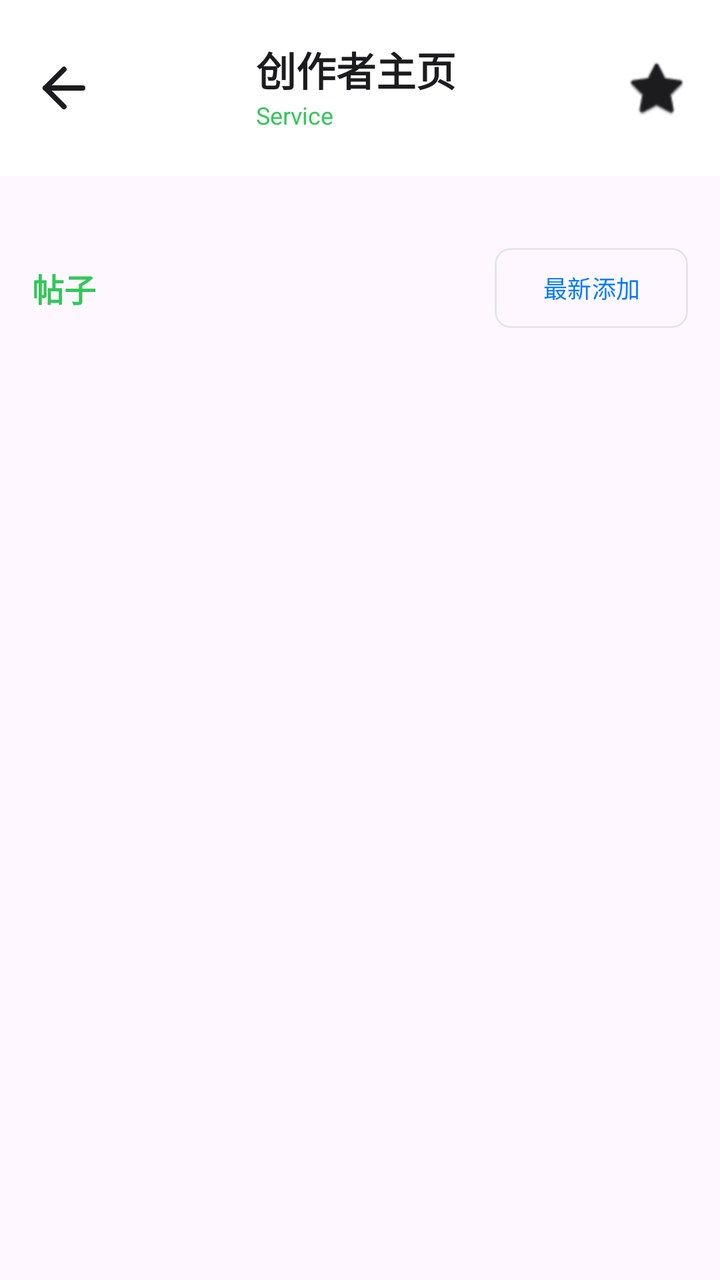
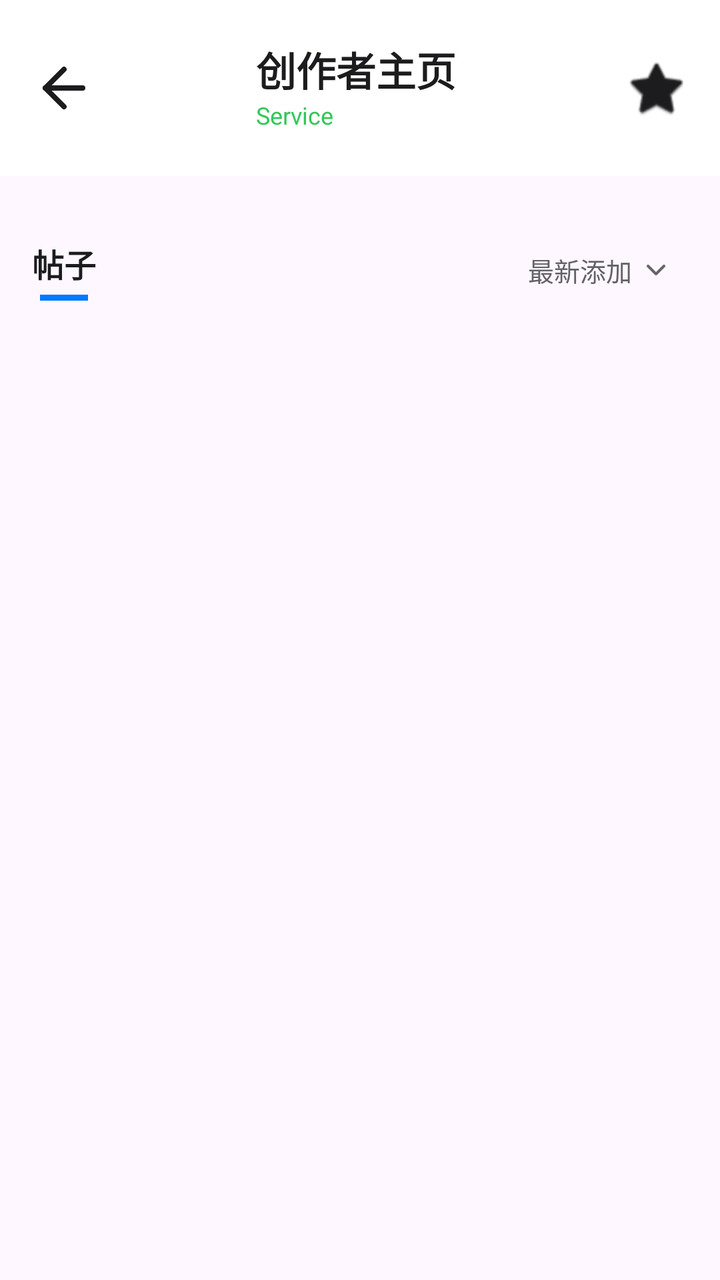

The first picture is an Android layout as it rendered before a commit; the second is the same layout after the commit. The layout source and the unified diff follow.
<!-- AndroidManifest.xml: application theme Theme.Pawchive -->
<!-- res/layout/fragment_creator_profile.xml -->
<?xml version="1.0" encoding="utf-8"?>
<androidx.constraintlayout.widget.ConstraintLayout xmlns:android="http://schemas.android.com/apk/res/android"
    xmlns:app="http://schemas.android.com/apk/res-auto"
    xmlns:tools="http://schemas.android.com/tools"
    android:layout_width="match_parent"
    android:layout_height="match_parent"
    android:background="?android:attr/colorBackground">

    
    <androidx.constraintlayout.widget.ConstraintLayout
        android:id="@+id/header_layout"
        android:layout_width="match_parent"
        android:layout_height="wrap_content"
        android:background="?attr/colorSurface"
        android:padding="16dp"
        app:layout_constraintTop_toTopOf="parent">

        <ImageView
            android:id="@+id/btn_back"
            android:layout_width="32dp"
            android:layout_height="32dp"
            android:src="@drawable/ic_arrow_back"
            android:contentDescription="@string/back"
            app:tint="?attr/colorOnSurface"
            app:layout_constraintStart_toStartOf="parent"
            app:layout_constraintTop_toTopOf="parent"
            app:layout_constraintBottom_toBottomOf="parent" />

        <ImageView
            android:id="@+id/iv_creator_avatar"
            android:layout_width="56dp"
            android:layout_height="56dp"
            android:scaleType="centerCrop"
            android:layout_marginStart="12dp"
            app:layout_constraintStart_toEndOf="@+id/btn_back"
            app:layout_constraintTop_toTopOf="parent"
            app:layout_constraintBottom_toBottomOf="parent" />

        <TextView
            android:id="@+id/tv_creator_title"
            android:layout_width="0dp"
            android:layout_height="wrap_content"
            android:layout_marginStart="12dp"
            android:textColor="?attr/colorOnSurface"
            android:textSize="20sp"
            android:textStyle="bold"
            android:text="@string/creator_profile"
            app:layout_constraintEnd_toStartOf="@+id/btn_creator_bookmark"
            app:layout_constraintStart_toEndOf="@+id/iv_creator_avatar"
            app:layout_constraintTop_toTopOf="parent"
            android:layout_marginTop="4dp" />

        <TextView
            android:id="@+id/tv_creator_service"
            android:layout_width="wrap_content"
            android:layout_height="wrap_content"
            android:textColor="?attr/colorSecondary"
            android:textSize="12sp"
            android:text="Service"
            app:layout_constraintStart_toStartOf="@+id/tv_creator_title"
            app:layout_constraintTop_toBottomOf="@+id/tv_creator_title" />

        <ImageView
            android:id="@+id/btn_creator_bookmark"
            android:layout_width="32dp"
            android:layout_height="32dp"
            android:src="@android:drawable/btn_star_big_off"
            android:contentDescription="@string/bookmark_creator_description"
            app:tint="?attr/colorOnSurface"
            app:layout_constraintEnd_toEndOf="parent"
            app:layout_constraintTop_toTopOf="parent"
            app:layout_constraintBottom_toBottomOf="parent" />

    </androidx.constraintlayout.widget.ConstraintLayout>

    
    <androidx.core.widget.NestedScrollView
        android:layout_width="match_parent"
        android:layout_height="0dp"
        app:layout_constraintBottom_toBottomOf="parent"
        app:layout_constraintTop_toBottomOf="@+id/header_layout">

        <LinearLayout
            android:layout_width="match_parent"
            android:layout_height="wrap_content"
            android:orientation="vertical">

            
            <TextView
                android:id="@+id/tv_announcements_header"
                android:layout_width="match_parent"
                android:layout_height="wrap_content"
                android:paddingHorizontal="16dp"
                android:paddingTop="16dp"
                android:textColor="?attr/colorPrimary"
                android:textSize="16sp"
                android:textStyle="bold"
                android:text="@string/announcements"
                android:visibility="gone" />

            <LinearLayout
                android:id="@+id/layout_announcements"
                android:layout_width="match_parent"
                android:layout_height="wrap_content"
                android:orientation="vertical"
                android:paddingHorizontal="16dp"
                android:paddingTop="8dp" />

            
            <TextView
                android:id="@+id/tv_links_header"
                android:layout_width="match_parent"
                android:layout_height="wrap_content"
                android:paddingHorizontal="16dp"
                android:paddingTop="16dp"
                android:textColor="?attr/colorPrimary"
                android:textSize="16sp"
                android:textStyle="bold"
                android:text="@string/linked_accounts"
                android:visibility="gone" />

            <LinearLayout
                android:id="@+id/layout_links"
                android:layout_width="match_parent"
                android:layout_height="wrap_content"
                android:orientation="vertical"
                android:paddingHorizontal="16dp"
                android:paddingTop="8dp" />

            
            <LinearLayout
                android:layout_width="match_parent"
                android:layout_height="wrap_content"
                android:orientation="horizontal"
                android:gravity="center_vertical"
                android:paddingHorizontal="16dp"
                android:paddingTop="16dp">

                <TextView
                    android:layout_width="0dp"
                    android:layout_height="wrap_content"
                    android:layout_weight="1"
                    android:textColor="?attr/colorSecondary"
                    android:textSize="16sp"
                    android:textStyle="bold"
                    android:text="@string/posts" />

                <com.google.android.material.button.MaterialButton
                    android:id="@+id/btn_sort"
                    style="@style/Widget.Material3.Button.OutlinedButton"
                    android:layout_width="wrap_content"
                    android:layout_height="wrap_content"
                    android:text="@string/sort_newest_added"
                    android:textSize="12sp"
                    app:cornerRadius="8dp" />
            </LinearLayout>

            <androidx.recyclerview.widget.RecyclerView
                android:id="@+id/rv_creator_posts"
                android:layout_width="match_parent"
                android:layout_height="wrap_content"
                android:clipToPadding="false"
                android:padding="8dp"
                android:nestedScrollingEnabled="false" />

            
            <com.google.android.material.button.MaterialButton
                android:id="@+id/btn_load_more"
                android:layout_width="match_parent"
                android:layout_height="wrap_content"
                android:layout_marginHorizontal="16dp"
                android:layout_marginVertical="8dp"
                android:text="@string/load_more"
                android:visibility="gone"
                app:cornerRadius="12dp" />

        </LinearLayout>
    </androidx.core.widget.NestedScrollView>

    <ProgressBar
        android:id="@+id/progress_bar"
        android:layout_width="wrap_content"
        android:layout_height="wrap_content"
        android:visibility="gone"
        app:layout_constraintBottom_toBottomOf="parent"
        app:layout_constraintEnd_toEndOf="parent"
        app:layout_constraintStart_toStartOf="parent"
        app:layout_constraintTop_toBottomOf="@+id/header_layout" />

</androidx.constraintlayout.widget.ConstraintLayout>
<!-- resources referenced by this layout -->
<resources>
  <!-- drawable ic_arrow_back (drawable) -->
  <?xml version="1.0" encoding="utf-8"?>
  <vector xmlns:android="http://schemas.android.com/apk/res/android"
      android:width="24dp"
      android:height="24dp"
      android:viewportWidth="24"
      android:viewportHeight="24">
      <path
          android:fillColor="@android:color/transparent"
          android:strokeColor="?attr/colorControlNormal"
          android:strokeWidth="2"
          android:strokeLineCap="round"
          android:strokeLineJoin="round"
          android:pathData="m12 19-7-7 7-7" />
      <path
          android:fillColor="@android:color/transparent"
          android:strokeColor="?attr/colorControlNormal"
          android:strokeWidth="2"
          android:strokeLineCap="round"
          android:strokeLineJoin="round"
          android:pathData="M19 12H5" />
  </vector>
  <string name="announcements">公告</string>
  <string name="back">返回</string>
  <string name="bookmark_creator_description">收藏此创作者</string>
  <string name="creator_profile">创作者主页</string>
  <string name="linked_accounts">关联账号</string>
  <string name="load_more">加载更多</string>
  <string name="posts">帖子</string>
  <string name="sort_newest_added">最新添加</string>
  <color name="white">#FFFFFFFF</color>
  <color name="card_light">#FFFFFF</color>
  <color name="text_primary_light">#1C1C1E</color>
  <color name="bg_light">#F2F2F7</color>
  <color name="text_secondary_light">#636366</color>
  <color name="divider_light">#E5E5EA</color>
  <color name="text_muted_light">#8E8E93</color>
  <color name="primary">#8A2BE2</color>
  <!-- unchanged entries left out for length: 1 -->
</resources>

<!-- the commit's change to res/layout/fragment_creator_profile.xml (unified diff, before → after) -->
@@ -26,12 +26,13 @@
             app:layout_constraintTop_toTopOf="parent"
             app:layout_constraintBottom_toBottomOf="parent" />
 
-        <ImageView
+        <com.google.android.material.imageview.ShapeableImageView
             android:id="@+id/iv_creator_avatar"
             android:layout_width="56dp"
             android:layout_height="56dp"
             android:scaleType="centerCrop"
             android:layout_marginStart="12dp"
+            app:shapeAppearanceOverlay="@style/ShapeAppearance.Pawchive.Thumbnail"
             app:layout_constraintStart_toEndOf="@+id/btn_back"
             app:layout_constraintTop_toTopOf="parent"
             app:layout_constraintBottom_toBottomOf="parent" />
@@ -136,23 +137,50 @@
                 android:paddingHorizontal="16dp"
                 android:paddingTop="16dp">
 
-                <TextView
-                    android:layout_width="0dp"
-                    android:layout_height="wrap_content"
-                    android:layout_weight="1"
-                    android:textColor="?attr/colorSecondary"
-                    android:textSize="16sp"
-                    android:textStyle="bold"
-                    android:text="@string/posts" />
-
-                <com.google.android.material.button.MaterialButton
-                    android:id="@+id/btn_sort"
-                    style="@style/Widget.Material3.Button.OutlinedButton"
+                
+                <LinearLayout
                     android:layout_width="wrap_content"
                     android:layout_height="wrap_content"
+                    android:orientation="vertical"
+                    android:gravity="center_horizontal">
+
+                    <TextView
+                        android:layout_width="wrap_content"
+                        android:layout_height="wrap_content"
+                        android:textColor="?attr/colorOnSurface"
+                        android:textSize="16sp"
+                        android:textStyle="bold"
+                        android:text="@string/posts" />
+
+                    <View
+                        android:layout_width="24dp"
+                        android:layout_height="3dp"
+                        android:layout_marginTop="4dp"
+                        android:background="?attr/colorPrimary" />
+                </LinearLayout>
+
+                <View
+                    android:layout_width="0dp"
+                    android:layout_height="0dp"
+                    android:layout_weight="1" />
+
+                
+                <TextView
+                    android:id="@+id/btn_sort"
+                    android:layout_width="wrap_content"
+                    android:layout_height="wrap_content"
+                    android:gravity="center_vertical"
+                    android:paddingHorizontal="8dp"
+                    android:paddingVertical="4dp"
                     android:text="@string/sort_newest_added"
-                    android:textSize="12sp"
-                    app:cornerRadius="8dp" />
+                    android:textColor="?attr/colorOnSurfaceVariant"
+                    android:textSize="13sp"
+                    android:background="?attr/selectableItemBackground"
+                    android:clickable="true"
+                    android:focusable="true"
+                    app:drawableEndCompat="@drawable/ic_chevron_down"
+                    app:drawableTint="?attr/colorOnSurfaceVariant"
+                    android:drawablePadding="4dp" />
             </LinearLayout>
 
             <androidx.recyclerview.widget.RecyclerView
<!-- resource entries referenced after the edit -->
@@ -22,6 +22,21 @@
           android:strokeLineJoin="round"
           android:pathData="M19 12H5" />
   </vector>
+  <!-- drawable ic_chevron_down (drawable) -->
+  <?xml version="1.0" encoding="utf-8"?>
+  <vector xmlns:android="http://schemas.android.com/apk/res/android"
+      android:width="16dp"
+      android:height="16dp"
+      android:viewportWidth="24"
+      android:viewportHeight="24">
+      <path
+          android:fillColor="@android:color/transparent"
+          android:strokeColor="?attr/colorControlNormal"
+          android:strokeWidth="2"
+          android:strokeLineCap="round"
+          android:strokeLineJoin="round"
+          android:pathData="m6 9 6 6 6-6" />
+  </vector>
   <string name="announcements">公告</string>
   <string name="back">返回</string>
   <string name="bookmark_creator_description">收藏此创作者</string>
@@ -30,6 +45,10 @@
   <string name="load_more">加载更多</string>
   <string name="posts">帖子</string>
   <string name="sort_newest_added">最新添加</string>
+  <style name="ShapeAppearance.Pawchive.Thumbnail" parent="">
+          <item name="cornerFamily">rounded</item>
+          <item name="cornerSize">10dp</item>
+      </style>
   <color name="white">#FFFFFFFF</color>
   <color name="card_light">#FFFFFF</color>
   <color name="text_primary_light">#1C1C1E</color>
